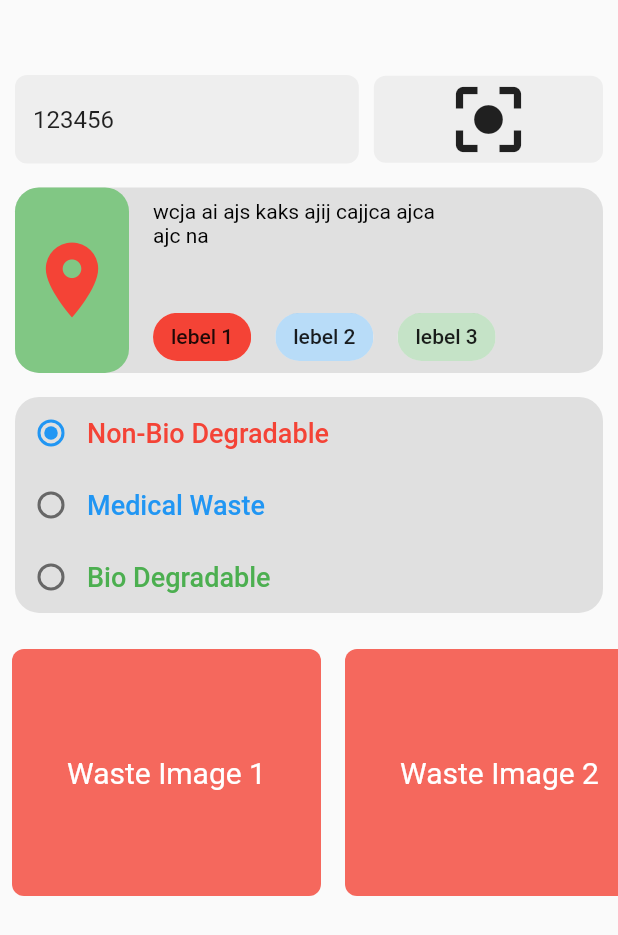
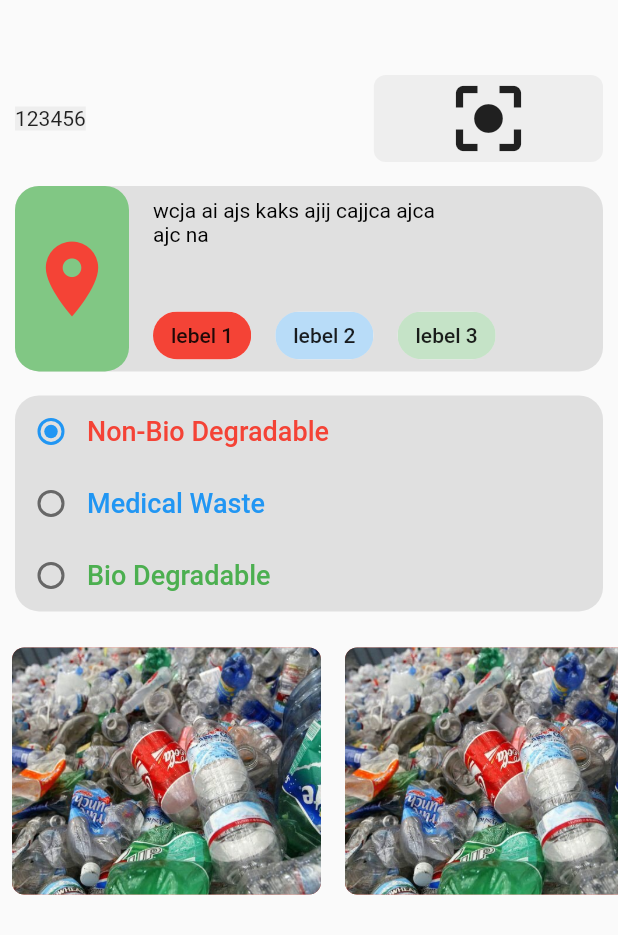
Before and after one commit to jddeep/BinMe, a Flutter app: the DustSelectionPage screen opened directly, on a phone screen of 412 x 824 dp. Shown: the top 935 px of the screen. Run offline on Flutter 3.47's test engine with Material 2 defaults, Android fonts, the phone set to English and light mode, and no system bars; our stand-ins replace cloud_firestore, google_fonts, google_maps_flutter, image_picker, location; missing offline and left inert: qr_code_scanner; accounts and stored records are empty.

Commit message:
images, scroll, and ui of dustSelectionPage

```diff
--- a/lib/screens/dustSelection/dustSelectionPage.dart
+++ b/lib/screens/dustSelection/dustSelectionPage.dart
@@ -127,32 +127,35 @@ class _DustSelectionPageState extends State<DustSelectionPage>
                   children: [
                     Flexible(
                       flex: 3,
-                      child: TextField(
-                        controller: _editingController,
-                        keyboardType: TextInputType.number,
-                        decoration: InputDecoration(
-                          // focusColor: Colors.grey[200],
-                          hintText: "Enter dustbin no.",
-                          enabledBorder: OutlineInputBorder(
-                              borderRadius: BorderRadius.circular(8.0),
-                              borderSide:
-                                  BorderSide(color: Colors.transparent)),
-                          focusedBorder: OutlineInputBorder(
-                              borderRadius: BorderRadius.circular(8.0),
-                              borderSide:
-                                  BorderSide(color: Colors.transparent)),
-                          fillColor: Colors.grey[200],
-                          filled: true,
-                          border: OutlineInputBorder(
-                            borderSide: BorderSide(
-                              color: Colors.transparent,
-                            ),
-                          ),
-                        ),
-                        onEditingComplete: () {
-                          // todo
-                        },
-                      ),
+                      child: Container(
+                          child: Text(widget.dustCode ?? '123456'),
+                          color: Colors.grey[200]),
+                      // child: TextField(
+                      //   controller: _editingController,
+                      //   keyboardType: TextInputType.number,
+                      //   decoration: InputDecoration(
+                      //     // focusColor: Colors.grey[200],
+                      //     hintText: "Enter dustbin no.",
+                      //     enabledBorder: OutlineInputBorder(
+                      //         borderRadius: BorderRadius.circular(8.0),
+                      //         borderSide:
+                      //             BorderSide(color: Colors.transparent)),
+                      //     focusedBorder: OutlineInputBorder(
+                      //         borderRadius: BorderRadius.circular(8.0),
+                      //         borderSide:
+                      //             BorderSide(color: Colors.transparent)),
+                      //     fillColor: Colors.grey[200],
+                      //     filled: true,
+                      //     border: OutlineInputBorder(
+                      //       borderSide: BorderSide(
+                      //         color: Colors.transparent,
+                      //       ),
+                      //     ),
+                      //   ),
+                      //   onEditingComplete: () {
+                      //     // todo
+                      //   },
+                      // ),
                     ),
                     SizedBox(
                       width: 10.0,
@@ -459,10 +462,17 @@ class _DustSelectionPageState extends State<DustSelectionPage>
           decoration: BoxDecoration(
             color: color,
             borderRadius: BorderRadius.circular(8.0),
+            image: DecorationImage(
+                image: AssetImage(dustType == 1
+                    ? 'assets/images/non_biodegradable.jpg'
+                    : dustType == 2
+                        ? 'assets/images/medical_waste.jpg'
+                        : 'assets/images/biodegradable.jpg'),
+                fit: BoxFit.cover),
           ),
-          child: Center(
-            child: image ?? Container(),
-          ),
+          // child: Center(
+          //   child: image ?? Container(),
+          // ),
         ),
         selected
             ? Container(
```
Also changed, not shown: assets/images/biodegradable.jpg (added), assets/images/medical_waste.jpg (added), assets/images/non_biodegradable.jpg (added).
